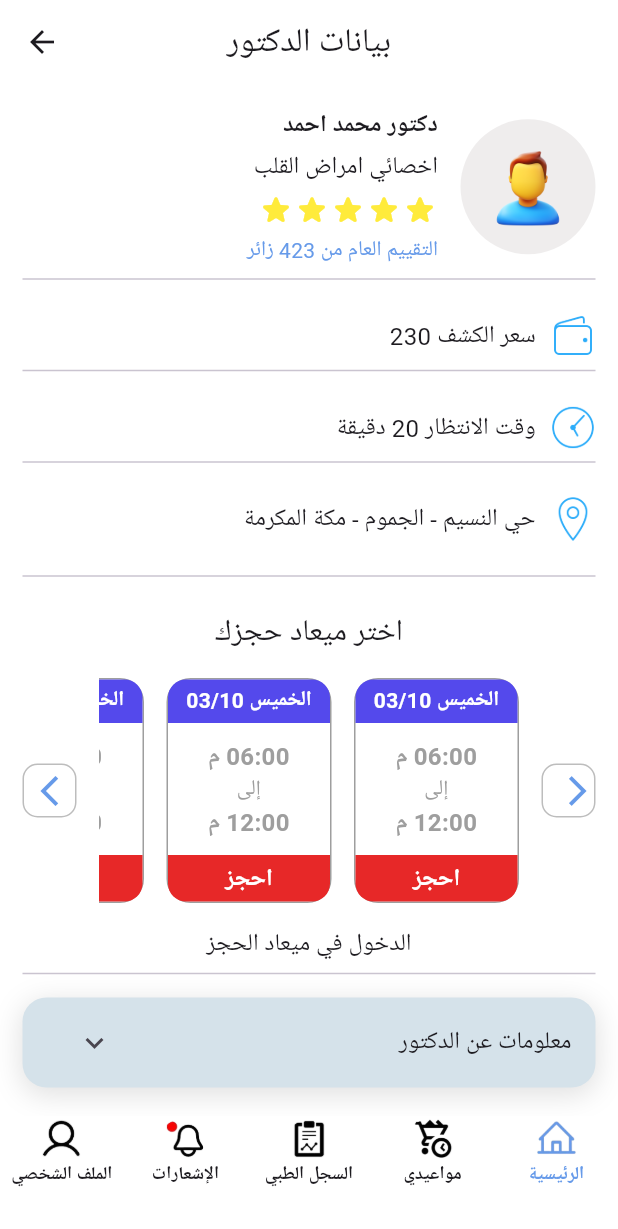
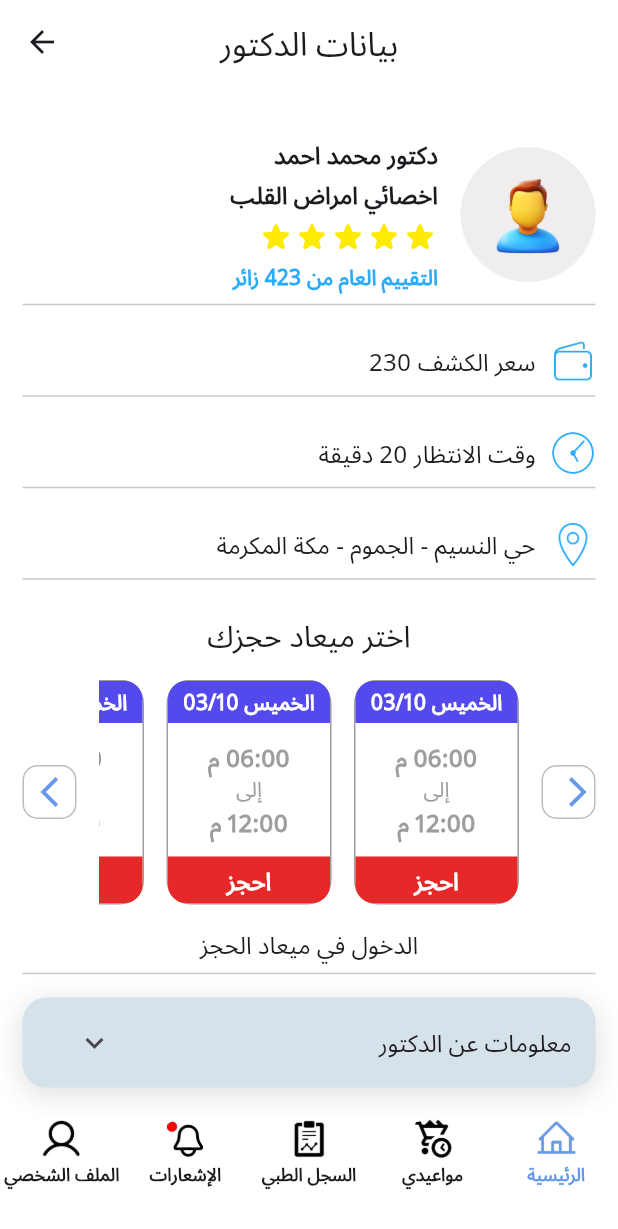
Before and after one commit to basant22saeed/my_doctor_app_FLUTTER, a Flutter app: the screen it shows after launch, after a tap on an icon or button, on a phone screen of 412 x 824 dp. Shown: the top 1229 px of the screen. Run offline on Flutter 3.47's test engine with Material 3 defaults, Android fonts, the phone set to English and light mode, and no system bars.

Commit message:
final touches

```diff
--- a/lib/UI/branch_details.dart
+++ b/lib/UI/branch_details.dart
@@ -33,7 +33,7 @@ class BranchDetails extends StatelessWidget {
               const SizedBox(height: 16),
               BranchDetailsTile(
                   detailTitle: 'عدد ساعات العمل',
-                  detailSubtitle: 'متاح دائمًا'),
+                  detailSubtitle: 'متاح دائما'),
               const Divider(),
               const SizedBox(height: 16),
               BranchDetailsTile(
--- a/lib/UI/doctor_details.dart
+++ b/lib/UI/doctor_details.dart
@@ -67,7 +67,7 @@ class DoctorDetails extends StatelessWidget {
 
               // موقع الدكتور
               Padding(
-                padding: const EdgeInsets.symmetric(vertical: 15.0),
+                padding: const EdgeInsets.only(top: 15.0),
                 child: Row(children: [
                   Image.asset('assets/icons/location.png',
                       width: 30, height: 30),
--- a/lib/UI/home.dart
+++ b/lib/UI/home.dart
@@ -92,7 +92,7 @@ class HomePage extends StatelessWidget {
                   // عنوان -- أفضل اطباءنا
                   const Text(
                     'أفضل أطبائنا',
-                    style: TextStyle(fontSize: 22),
+                    style: TextStyle(fontSize: 22, fontWeight: FontWeight.bold),
                   ),
                 ],
               ),
@@ -123,7 +123,7 @@ class HomePage extends StatelessWidget {
               // فروعنا
               const Text(
                 'فروعنا',
-                style: TextStyle(fontSize: 22),
+                style: TextStyle(fontSize: 22, fontWeight: FontWeight.bold),
               ),
               const SizedBox(height: 12),
               // الفروع
--- a/lib/main.dart
+++ b/lib/main.dart
@@ -14,15 +14,16 @@ class MyApp extends StatelessWidget {
       textDirection: TextDirection.rtl,
       child: MaterialApp(
         debugShowCheckedModeBanner: false,
-
         theme: ThemeData(
+          fontFamily: 'Noto',
           scaffoldBackgroundColor: Colors.white,
           appBarTheme: const AppBarTheme(
-            centerTitle: true,
-              backgroundColor: Colors.transparent, elevation: 0),
+              centerTitle: true,
+              backgroundColor: Colors.transparent,
+              elevation: 0),
           useMaterial3: true,
         ),
-        home:  HomePage(),
+        home: const HomePage(),
       ),
     );
   }
--- a/lib/widgets/button.dart
+++ b/lib/widgets/button.dart
@@ -30,7 +30,7 @@ class CustomButton extends StatelessWidget {
           style: TextStyle(
             color: textColor,
             fontSize: fontSize,
-            fontWeight: FontWeight.w500,
+            fontWeight: FontWeight.bold,
           ),
         ),
       ),
--- a/lib/widgets/doctor_info_details.dart
+++ b/lib/widgets/doctor_info_details.dart
@@ -21,6 +21,7 @@ class DoctorInfoDetails extends StatelessWidget {
     return Directionality(
       textDirection: TextDirection.rtl,
       child: Column(crossAxisAlignment: CrossAxisAlignment.start, children: [
+        const SizedBox(height: 20),
         Row(
           children: [
             // صورة الدكتور
@@ -61,7 +62,7 @@ class DoctorInfoDetails extends StatelessWidget {
                   Text(
                     doctorSpeciality,
                     style: const TextStyle(
-                      fontWeight: FontWeight.w500,
+                      fontWeight: FontWeight.bold,
                       fontSize: 16,
                     ),
                   ),
@@ -70,11 +71,16 @@ class DoctorInfoDetails extends StatelessWidget {
                   // نجوم التقييم
                   const Row(
                     children: [
-                      Icon(Icons.star_rounded, color: Colors.yellow, size: 24),
-                      Icon(Icons.star_rounded, color: Colors.yellow, size: 24),
-                      Icon(Icons.star_rounded, color: Colors.yellow, size: 24),
-                      Icon(Icons.star_rounded, color: Colors.yellow, size: 24),
-                      Icon(Icons.star_rounded, color: Colors.yellow, size: 24),
+                      Icon(Icons.star_rounded,
+                          color: Color(0xffFFEA00), size: 24),
+                      Icon(Icons.star_rounded,
+                          color: Color(0xffFFEA00), size: 24),
+                      Icon(Icons.star_rounded,
+                          color: Color(0xffFFEA00), size: 24),
+                      Icon(Icons.star_rounded,
+                          color: Color(0xffFFEA00), size: 24),
+                      Icon(Icons.star_rounded,
+                          color: Color(0xffFFEA00), size: 24),
                     ],
                   ),
                   const SizedBox(height: 5),
@@ -82,7 +88,8 @@ class DoctorInfoDetails extends StatelessWidget {
                   // التقييم زوار
                   Text(
                     'التقييم العام من $visitorRating زائر',
-                    style: const TextStyle(color: Color(0xff669AE9)),
+                    style: const TextStyle(
+                        color: Color(0xff2BACFA), fontWeight: FontWeight.bold),
                   )
                 ],
               ),
--- a/lib/widgets/doctor_info_home.dart
+++ b/lib/widgets/doctor_info_home.dart
@@ -12,7 +12,7 @@ class DoctorInfoCard extends StatelessWidget {
     this.rating,
     this.views,
   });
-String doctorImage;
+  String doctorImage;
   String doctorName;
   String doctorSpeciality;
   double? rating;
@@ -71,18 +71,16 @@ String doctorImage;
                       Text(
                         'دكتور $doctorName',
                         style: const TextStyle(
-                          fontSize: 16,
                           fontWeight: FontWeight.bold,
                         ),
                       ),
-                      const SizedBox(height: 4),
+                      const SizedBox(height: 6),
 
                       // التخصص
                       Text(
                         doctorSpeciality,
                         style: const TextStyle(
-                          fontWeight: FontWeight.w500,
-                          fontSize: 16,
+                          fontWeight: FontWeight.bold,
                         ),
                       ),
                     ],
@@ -103,14 +101,14 @@ String doctorImage;
                       'الكشف بمواعيد محددة',
                       style: TextStyle(
                         color: Colors.grey,
-                        fontSize: 16,
                         fontWeight: FontWeight.w500,
                       ),
                     ),
                     const SizedBox(width: 50),
 
                     // تقييم
-                    const Icon(Icons.star, color: Colors.amber, size: 18),
+                    const Icon(Icons.star_rate_rounded,
+                        color: Color(0xffFFEA00), size: 18),
                     const SizedBox(width: 10),
                     Text(
                       '$rating',
@@ -130,7 +128,6 @@ String doctorImage;
                       '$views',
                       style: const TextStyle(
                         color: Colors.grey,
-                        fontSize: 14,
                         fontWeight: FontWeight.w500,
                       ),
                     ),
@@ -144,8 +141,7 @@ String doctorImage;
             const Text(
               'اسم الفرع',
               style: TextStyle(
-                fontSize: 16,
-                fontWeight: FontWeight.w500,
+                fontWeight: FontWeight.bold,
               ),
             ),
           ],
--- a/lib/widgets/info_card.dart
+++ b/lib/widgets/info_card.dart
@@ -1,3 +1,5 @@
+import 'dart:io';
+
 import 'package:flutter/material.dart';
 
 // ignore: must_be_immutable
@@ -13,16 +15,16 @@ class InfoCard extends StatelessWidget {
 
   @override
   Widget build(BuildContext context) {
-    return Directionality(
-      textDirection: TextDirection.rtl,
-      child: Container(
+    return Container(
       decoration: BoxDecoration(
         borderRadius: BorderRadius.circular(16),
       ),
       child: Stack(children: [
         Padding(
           padding:
-                const EdgeInsets.only(left: 12, right: 12, top: 16, bottom: 50),
+              const EdgeInsets.only(left: 12, right: 10, top: 16, bottom: 50),
+          child: Directionality(
+            textDirection: TextDirection.rtl,
             child: Column(children: [
               // العنوان
               const SizedBox(height: 15),
@@ -32,7 +34,7 @@ class InfoCard extends StatelessWidget {
                   cardTitle,
                   style: const TextStyle(
                     fontSize: 20,
-                    fontWeight: FontWeight.w500,
+                    fontWeight: FontWeight.bold,
                   ),
                 ),
               ),
@@ -51,8 +53,8 @@ class InfoCard extends StatelessWidget {
               ),
             ]),
           ),
+        ),
       ]),
-      ),
     );
   }
 }
--- a/lib/widgets/tile.dart
+++ b/lib/widgets/tile.dart
@@ -1,6 +1,7 @@
 // ignore_for_file: must_be_immutable
 
 import 'package:flutter/material.dart';
+import 'package:my_doctor_app/UI/branch_details.dart';
 
 class Tile extends StatelessWidget {
   Tile({
@@ -39,7 +40,8 @@ class Tile extends StatelessWidget {
             ),
           ),
           trailing: IconButton(
-            onPressed: () {},
+            onPressed: () => Navigator.push(context,
+                MaterialPageRoute(builder: (context) => const BranchDetails())),
             icon: tileIcon,
           ),
         ),
```
Also changed, not shown: pubspec.yaml (+9 -9 lines), assets/font/NotoIKEAArabic-Regular.ttf (added), assets/font/Poppins-Regular.ttf (added). Lines whose indentation alone changed are shown as unchanged.
